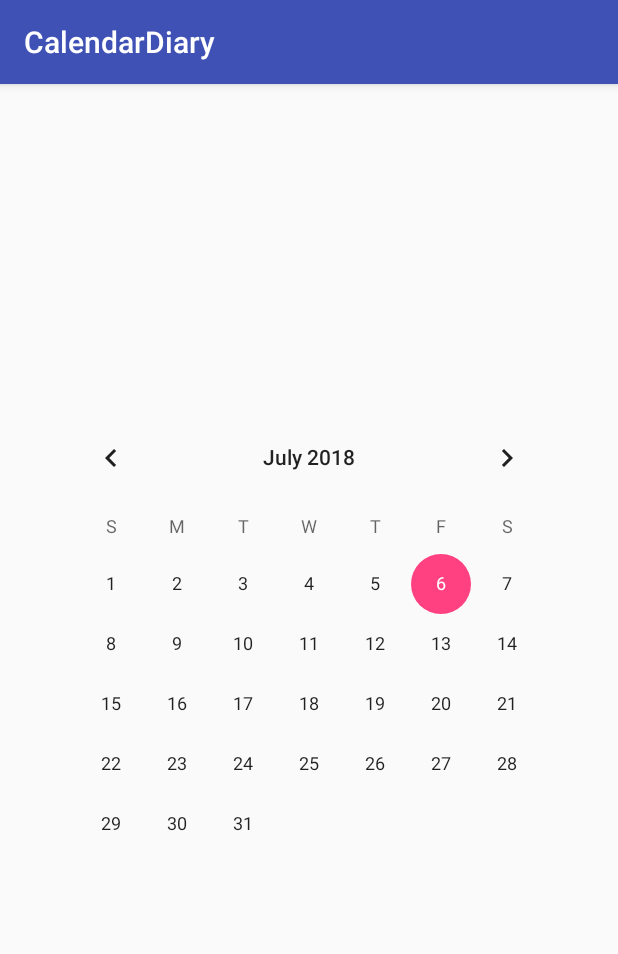
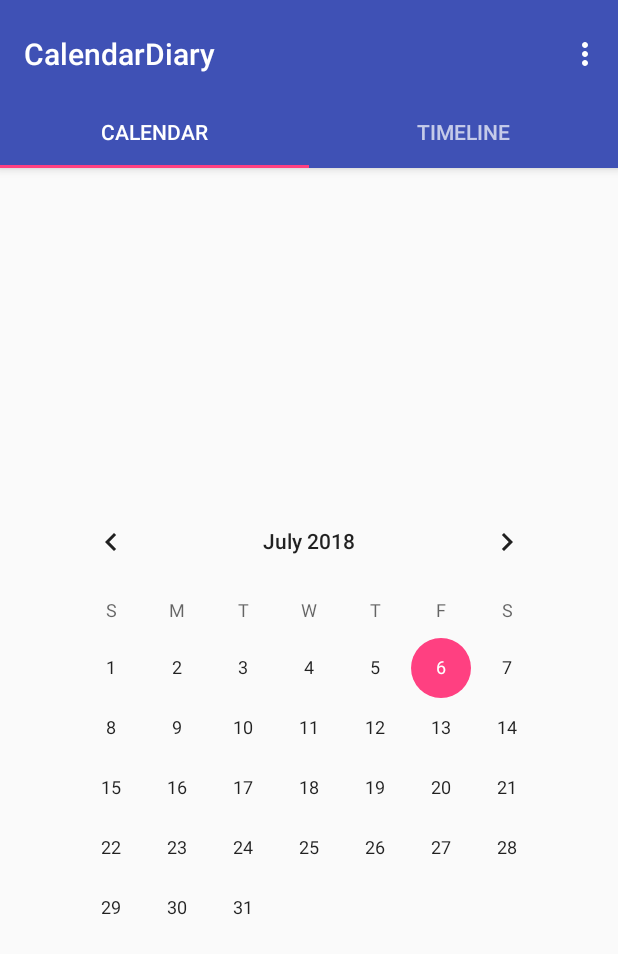
Before and after one commit to Onedelay/CalendarDiary, an Android app: the screen it shows after launch (MainActivity), on a phone screen of 412 x 824 dp. Shown: the top 954 px of the screen. Run offline under Robolectric (Android 15) with nearby library versions, the phone set to English and light mode, and no system bars.

Commit message:
second commit

```diff
--- a/app/build.gradle
+++ b/app/build.gradle
@@ -27,6 +27,8 @@ dependencies {
     implementation "org.jetbrains.kotlin:kotlin-stdlib-jre7:$kotlin_version"
     implementation 'com.android.support:appcompat-v7:27.1.1'
     implementation 'com.android.support.constraint:constraint-layout:1.1.2'
+    implementation 'com.android.support:design:27.1.1'
+    implementation 'com.android.support:support-v4:27.1.1'
     testImplementation 'junit:junit:4.12'
     androidTestImplementation 'com.android.support.test:runner:1.0.2'
     androidTestImplementation 'com.android.support.test.espresso:espresso-core:3.0.2'
--- a/app/src/main/java/com/onedelay/calendardiary/activity/MainActivity.kt
+++ b/app/src/main/java/com/onedelay/calendardiary/activity/MainActivity.kt
@@ -1,20 +1,96 @@
 package com.onedelay.calendardiary.activity
 
+import android.support.design.widget.TabLayout
+import android.support.design.widget.Snackbar
+import android.support.v7.app.AppCompatActivity
+
+import android.support.v4.app.Fragment
+import android.support.v4.app.FragmentManager
+import android.support.v4.app.FragmentPagerAdapter
+import android.support.v4.view.ViewPager
 import android.os.Bundle
-import android.support.v7.app.AppCompatActivity
-import android.widget.CalendarView
+import android.view.LayoutInflater
+import android.view.Menu
+import android.view.MenuItem
+import android.view.View
+import android.view.ViewGroup
 import android.widget.Toast
+
 import com.onedelay.calendardiary.R
+import com.onedelay.calendardiary.fragment.CalendarFragment
+import kotlinx.android.synthetic.main.activity_main.*
+import kotlinx.android.synthetic.main.fragment_main.view.*
 
 class MainActivity : AppCompatActivity() {
+
+    /**
+     * The [android.support.v4.view.PagerAdapter] that will provide
+     * fragments for each of the sections. We use a
+     * {@link FragmentPagerAdapter} derivative, which will keep every
+     * loaded fragment in memory. If this becomes too memory intensive, it
+     * may be best to switch to a
+     * [android.support.v4.app.FragmentStatePagerAdapter].
+     */
+    private var mSectionsPagerAdapter: SectionsPagerAdapter? = null
 
     override fun onCreate(savedInstanceState: Bundle?) {
         super.onCreate(savedInstanceState)
         setContentView(R.layout.activity_main)
 
-        val calendar: CalendarView = findViewById(R.id.calendarView)
+        setSupportActionBar(toolbar)
+        // Create the adapter that will return a fragment for each of the three
+        // primary sections of the activity.
+        mSectionsPagerAdapter = SectionsPagerAdapter(supportFragmentManager)
 
-        calendar.viewTreeObserver.addOnGlobalLayoutListener({ Toast.makeText(baseContext, "클릭됨", Toast.LENGTH_SHORT).show() })
-        calendar.setOnDateChangeListener({ calendarView, year, month, dayOfMonth -> Toast.makeText(baseContext, "클릭됨", Toast.LENGTH_SHORT).show() })
+        // Set up the ViewPager with the sections adapter.
+        container.adapter = mSectionsPagerAdapter
+
+        container.addOnPageChangeListener(TabLayout.TabLayoutOnPageChangeListener(tabs))
+        tabs.addOnTabSelectedListener(TabLayout.ViewPagerOnTabSelectedListener(container))
+
+//        fab.setOnClickListener { view ->
+//            Snackbar.make(view, "Replace with your own action", Snackbar.LENGTH_LONG)
+//                    .setAction("Action", null).show()
+//        }
+
+    }
+
+
+    override fun onCreateOptionsMenu(menu: Menu): Boolean {
+        // Inflate the menu; this adds items to the action bar if it is present.
+        menuInflater.inflate(R.menu.menu_main, menu)
+        return true
+    }
+
+    override fun onOptionsItemSelected(item: MenuItem): Boolean {
+        // Handle action bar item clicks here. The action bar will
+        // automatically handle clicks on the Home/Up button, so long
+        // as you specify a parent activity in AndroidManifest.xml.
+        val id = item.itemId
+
+        if (id == R.id.action_settings) {
+            return true
+        }
+
+        return super.onOptionsItemSelected(item)
+    }
+
+
+    /**
+     * A [FragmentPagerAdapter] that returns a fragment corresponding to
+     * one of the sections/tabs/pages.
+     */
+    inner class SectionsPagerAdapter(fm: FragmentManager) : FragmentPagerAdapter(fm) {
+
+        override fun getItem(position: Int): Fragment {
+            // getItem is called to instantiate the fragment for the given page.
+            // Return a CalendarFragment (defined as a static inner class below).
+            return CalendarFragment.newInstance(position + 1)
+        }
+
+        override fun getCount(): Int {
+            // Show 3 total pages.
+            return 2
+        }
     }
 }
--- /dev/null
+++ b/app/src/main/java/com/onedelay/calendardiary/activity/StartActivity.kt
@@ -0,0 +1,20 @@
+package com.onedelay.calendardiary.activity
+
+import android.content.Intent
+import android.os.Bundle
+import android.os.Handler
+import android.support.v4.content.ContextCompat.startActivity
+import android.support.v7.app.AppCompatActivity
+import android.widget.CalendarView
+import android.widget.Toast
+import com.onedelay.calendardiary.R
+
+class StartActivity : AppCompatActivity() {
+
+    override fun onCreate(savedInstanceState: Bundle?) {
+        super.onCreate(savedInstanceState)
+        setContentView(R.layout.activity_start)
+
+        Handler().postDelayed({ startActivity(Intent(baseContext, MainActivity::class.java)); finish() }, 2000L)
+    }
+}
--- /dev/null
+++ b/app/src/main/java/com/onedelay/calendardiary/fragment/CalendarFragment.kt
@@ -0,0 +1,36 @@
+package com.onedelay.calendardiary.fragment
+
+import android.os.Bundle
+import android.view.LayoutInflater
+import android.view.View
+import android.view.ViewGroup
+import android.widget.Toast
+import com.onedelay.calendardiary.R
+import kotlinx.android.synthetic.main.fragment_main.view.*
+
+class CalendarFragment : android.support.v4.app.Fragment() {
+
+    override fun onCreateView(inflater: LayoutInflater, container: ViewGroup?,
+                              savedInstanceState: Bundle?): View? {
+        val rootView = inflater.inflate(R.layout.fragment_main, container, false)
+
+        rootView.calendarView.setOnDateChangeListener({ calendarView, year, month, dayOfMonth -> Toast.makeText(context, "클릭됨", Toast.LENGTH_SHORT).show() })
+        return rootView
+    }
+
+    companion object {
+        private val ARG_SECTION_NUMBER = "section_number"
+
+        /**
+         * Returns a new instance of this fragment for the given section
+         * number.
+         */
+        fun newInstance(sectionNumber: Int): CalendarFragment {
+            val fragment = CalendarFragment()
+            val args = Bundle()
+            args.putInt(ARG_SECTION_NUMBER, sectionNumber)
+            fragment.arguments = args
+            return fragment
+        }
+    }
+}
--- a/app/src/main/res/drawable/textarea_border.xml
+++ b/app/src/main/res/drawable/textarea_border.xml
@@ -1,4 +1,5 @@
 <?xml version="1.0" encoding="utf-8"?>
 <shape xmlns:android="http://schemas.android.com/apk/res/android">
-    <stroke android:color="#9c9c9c" android:width="2dp"/>
+    <stroke android:color="#d3d3d3" android:width="2dp"/>
+    <corners android:radius="10dp"/>
 </shape>
--- a/app/src/main/res/layout/activity_main.xml
+++ b/app/src/main/res/layout/activity_main.xml
@@ -1,17 +1,65 @@
 <?xml version="1.0" encoding="utf-8"?>
-<android.support.constraint.ConstraintLayout xmlns:android="http://schemas.android.com/apk/res/android"
+<android.support.design.widget.CoordinatorLayout xmlns:android="http://schemas.android.com/apk/res/android"
     xmlns:app="http://schemas.android.com/apk/res-auto"
     xmlns:tools="http://schemas.android.com/tools"
+    android:id="@+id/main_content"
     android:layout_width="match_parent"
     android:layout_height="match_parent"
+    android:fitsSystemWindows="true"
     tools:context=".activity.MainActivity">
 
-    <CalendarView
-        android:id="@+id/calendarView"
+    <android.support.design.widget.AppBarLayout
+        android:id="@+id/appbar"
+        android:layout_width="match_parent"
+        android:layout_height="wrap_content"
+        android:paddingTop="@dimen/appbar_padding_top"
+        android:theme="@style/AppTheme.AppBarOverlay">
+
+        <android.support.v7.widget.Toolbar
+            android:id="@+id/toolbar"
+            android:layout_width="match_parent"
+            android:layout_height="?attr/actionBarSize"
+            android:layout_weight="1"
+            android:background="?attr/colorPrimary"
+            app:layout_scrollFlags="scroll|enterAlways"
+            app:popupTheme="@style/AppTheme.PopupOverlay"
+            app:title="@string/app_name">
+
+        </android.support.v7.widget.Toolbar>
+
+        <android.support.design.widget.TabLayout
+            android:id="@+id/tabs"
+            android:layout_width="match_parent"
+            android:layout_height="wrap_content">
+
+            <android.support.design.widget.TabItem
+                android:id="@+id/tabItem"
+                android:layout_width="wrap_content"
+                android:layout_height="wrap_content"
+                android:text="@string/tab_text_1" />
+
+            <android.support.design.widget.TabItem
+                android:id="@+id/tabItem2"
+                android:layout_width="wrap_content"
+                android:layout_height="wrap_content"
+                android:text="@string/tab_text_2" />
+
+        </android.support.design.widget.TabLayout>
+    </android.support.design.widget.AppBarLayout>
+
+    <android.support.v4.view.ViewPager
+        android:id="@+id/container"
+        android:layout_width="match_parent"
+        android:layout_height="match_parent"
+        app:layout_behavior="@string/appbar_scrolling_view_behavior" />
+
+    <!--
+    <android.support.design.widget.FloatingActionButton
+        android:id="@+id/fab"
         android:layout_width="wrap_content"
         android:layout_height="wrap_content"
-        app:layout_constraintTop_toTopOf="parent"
-        app:layout_constraintBottom_toBottomOf="parent"
-        app:layout_constraintEnd_toEndOf="parent"
-        app:layout_constraintStart_toStartOf="parent"/>
-</android.support.constraint.ConstraintLayout>
+        android:layout_gravity="end|bottom"
+        android:layout_margin="@dimen/fab_margin"
+        app:srcCompat="@android:drawable/ic_dialog_email" />
+    -->
+</android.support.design.widget.CoordinatorLayout>
--- /dev/null
+++ b/app/src/main/res/layout/fragment_main.xml
@@ -0,0 +1,17 @@
+<?xml version="1.0" encoding="utf-8"?>
+<android.support.constraint.ConstraintLayout xmlns:android="http://schemas.android.com/apk/res/android"
+    xmlns:app="http://schemas.android.com/apk/res-auto"
+    android:id="@+id/constraintLayout"
+    android:layout_width="match_parent"
+    android:layout_height="match_parent">
+
+    <CalendarView
+        android:id="@+id/calendarView"
+        android:layout_width="wrap_content"
+        android:layout_height="wrap_content"
+        app:layout_constraintTop_toTopOf="parent"
+        app:layout_constraintBottom_toBottomOf="parent"
+        app:layout_constraintEnd_toEndOf="parent"
+        app:layout_constraintStart_toStartOf="parent"/>
+
+</android.support.constraint.ConstraintLayout>
--- /dev/null
+++ b/app/src/main/res/menu/menu_main.xml
@@ -0,0 +1,10 @@
+<menu xmlns:android="http://schemas.android.com/apk/res/android"
+    xmlns:app="http://schemas.android.com/apk/res-auto"
+    xmlns:tools="http://schemas.android.com/tools"
+    tools:context="com.onedelay.calendardiary.activity.MainActivity">
+    <item
+        android:id="@+id/action_settings"
+        android:orderInCategory="100"
+        android:title="@string/action_settings"
+        app:showAsAction="never" />
+</menu>
--- /dev/null
+++ b/app/src/main/res/values-w820dp/dimens.xml
@@ -0,0 +1,6 @@
+<resources>
+    <!-- Example customization of dimensions originally defined in res/values/dimens.xml
+         (such as screen margins) for screens with more than 820dp of available width. This
+         would include 7" and 10" devices in landscape (~960dp and ~1280dp respectively). -->
+    <dimen name="activity_horizontal_margin">64dp</dimen>
+</resources>
--- /dev/null
+++ b/app/src/main/res/values/dimens.xml
@@ -0,0 +1,8 @@
+<resources>
+    <!-- Default screen margins, per the Android Design guidelines. -->
+    <dimen name="activity_horizontal_margin">16dp</dimen>
+    <dimen name="activity_vertical_margin">16dp</dimen>
+    <dimen name="fab_margin">16dp</dimen>
+    <dimen name="appbar_padding_top">8dp</dimen>
+    <dimen name="text_margin">16dp</dimen>
+</resources>
--- a/app/src/main/res/values/strings.xml
+++ b/app/src/main/res/values/strings.xml
@@ -5,4 +5,10 @@
     <string name="str_tmp_date">2018/07/06</string>
     <string name="str_date_select">날짜선택</string>
     <string name="str_write_complete">작성완료</string>
+    <string name="str_time">작성시간</string>
+    <string name="title_activity_main">MainActivity</string>
+    <string name="action_settings">Settings</string>
+    <string name="section_format">Hello World from section: %1$d</string>
+    <string name="tab_text_1">Calendar</string>
+    <string name="tab_text_2">Timeline</string>
 </resources>
--- a/app/src/main/res/values/styles.xml
+++ b/app/src/main/res/values/styles.xml
@@ -8,4 +8,13 @@
         <item name="colorAccent">@color/colorAccent</item>
     </style>
 
+    <style name="AppTheme.NoActionBar">
+        <item name="windowActionBar">false</item>
+        <item name="windowNoTitle">true</item>
+    </style>
+
+    <style name="AppTheme.AppBarOverlay" parent="ThemeOverlay.AppCompat.Dark.ActionBar" />
+
+    <style name="AppTheme.PopupOverlay" parent="ThemeOverlay.AppCompat.Light" />
+
 </resources>
```
Also changed, not shown: app/src/main/AndroidManifest.xml (+12 -7 lines), app/src/main/java/com/onedelay/calendardiary/activity/ContentActivity.kt (added, +13 -0 lines), app/src/main/java/com/onedelay/calendardiary/fragment/dummy/DummyContent.kt (added, +57 -0 lines), app/src/main/res/layout/activity_content.xml (added, +65 -0 lines), app/src/main/res/layout/activity_start.xml (added, +21 -0 lines).
